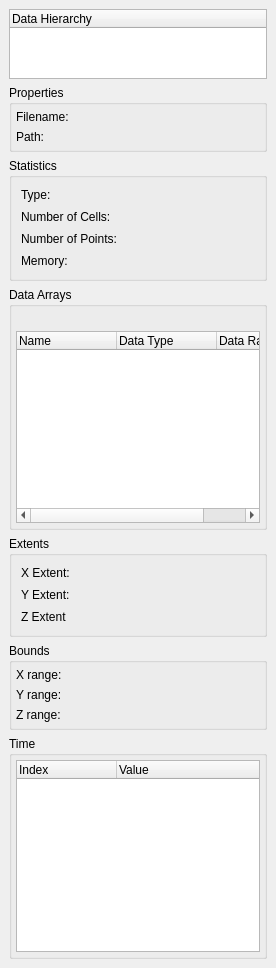
myousefi2016/vr, file src/Qt/Components/Resources/UI/pqProxyInformationWidget.ui: the form before one commit.
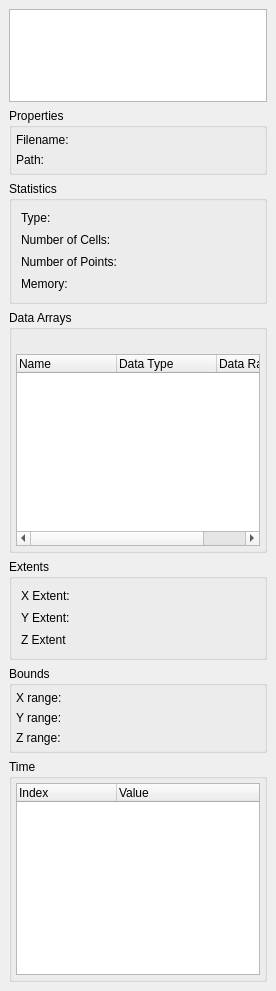
The form after the commit. Custom widgets are drawn as their Qt base class.

Commit message: Switched to ParaView v5.4.0-RC1

What changed in the file:
```diff
--- a/src/Qt/Components/Resources/UI/pqProxyInformationWidget.ui
+++ b/src/Qt/Components/Resources/UI/pqProxyInformationWidget.ui
@@ -7,7 +7,7 @@
     <x>0</x>
     <y>0</y>
     <width>276</width>
-    <height>966</height>
+    <height>991</height>
    </rect>
   </property>
   <property name="sizePolicy">
@@ -27,13 +27,7 @@
     <number>9</number>
    </property>
    <item>
-    <widget class="pqTreeWidget" name="compositeTree">
-     <column>
-      <property name="text">
-       <string>Data Hierarchy</string>
-      </property>
-     </column>
-    </widget>
+    <widget class="pqTreeView" name="compositeTree"/>
    </item>
    <item>
     <widget class="QGroupBox" name="properties">
@@ -562,6 +556,11 @@
    <extends>QTreeWidget</extends>
    <header>pqTreeWidget.h</header>
   </customwidget>
+  <customwidget>
+   <class>pqTreeView</class>
+   <extends>QTreeView</extends>
+   <header>pqTreeView.h</header>
+  </customwidget>
  </customwidgets>
  <resources/>
  <connections/>
```
Lines whose indentation alone changed are shown as unchanged. The commit also changes 5840 other files.
